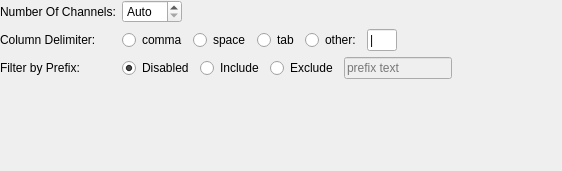
The window that src/asciireadersettings.ui (hyOzd/serialplot) describes before a commit, drawn with Qt 5.
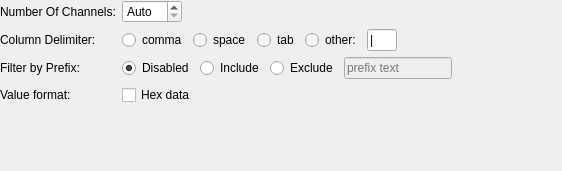
The same window after the commit.

Commit message: Add hex value parsing to ASCII reader

The edit to the form file:
```diff
--- a/src/asciireadersettings.ui
+++ b/src/asciireadersettings.ui
@@ -188,6 +188,23 @@
      </item>
     </layout>
    </item>
+   <item row="5" column="0">
+    <widget class="QLabel" name="label_6">
+     <property name="text">
+      <string>Value format:</string>
+     </property>
+    </widget>
+   </item>
+   <item row="5" column="1">
+    <widget class="QCheckBox" name="cbHex">
+     <property name="toolTip">
+      <string>Expect HEX data instead of decimal.</string>
+     </property>
+     <property name="text">
+      <string>Hex data</string>
+     </property>
+    </widget>
+   </item>
   </layout>
  </widget>
  <resources/>
```
The commit also changes 5 other files.
